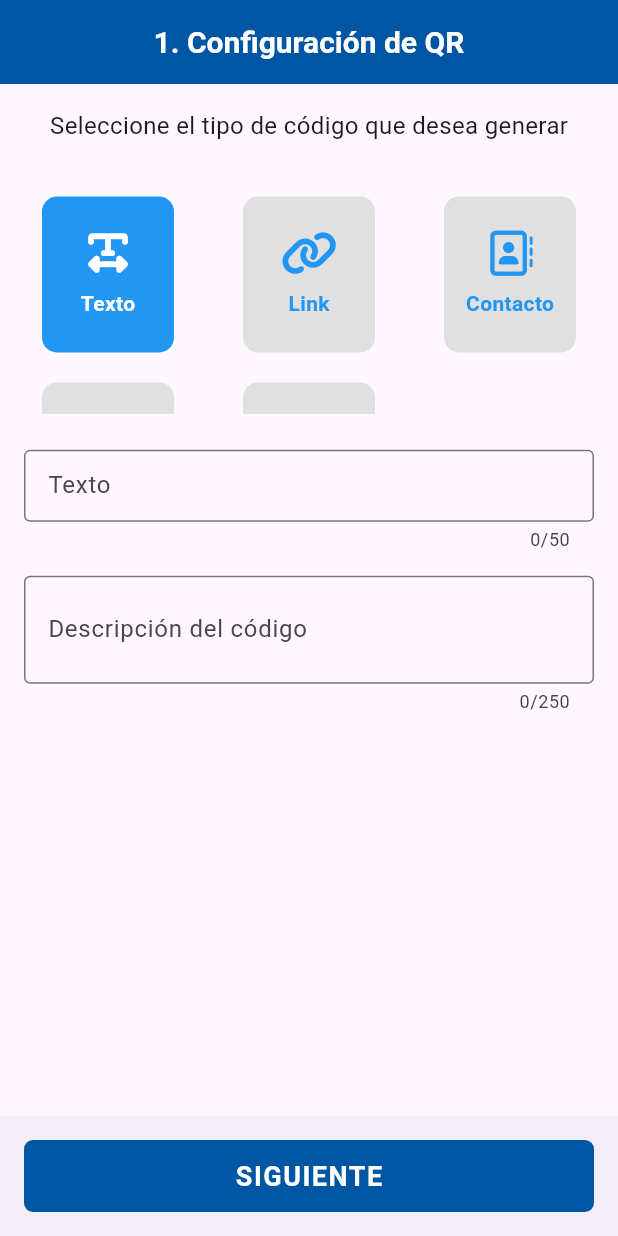
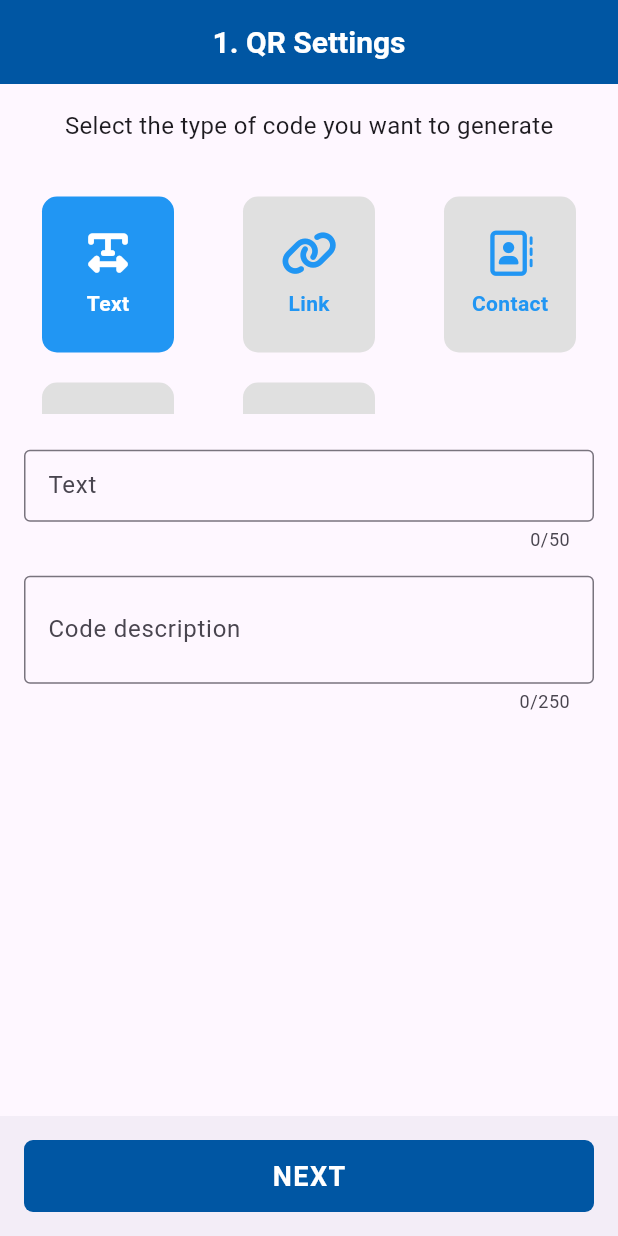
Before and after one commit to miguel-GF/qr_generator_awesome_app, a Flutter app: the screen it shows after launch, on a phone screen of 412 x 824 dp. Run offline on Flutter 3.47's test engine with Material 3 defaults, Android fonts, the phone set to English and light mode, and no system bars; our stand-ins replace dartz, equatable, flutter_colorpicker, font_awesome_flutter, get, lottie and 4 more; missing offline and left inert: bottom_bar; accounts and stored records are empty.

Commit message:
[l10n] Se agrega base para separar constantes por módulos empezando por screen step one create qr

```diff
--- /dev/null
+++ b/lib/core/constants/app_translations_keys/qr_code_create_step_one_translations_keys.dart
@@ -0,0 +1,18 @@
+String prefix = 'qrCodeCreateStepOneTK';
+
+class QrCodeCreateStepOneTranslationsKeys {
+  String title = '${prefix}Title';
+  String instruction = '${prefix}Instruction';
+  String opcText = '${prefix}OpcText';
+  String opcLink = '${prefix}OpcLink';
+  String opcContact = '${prefix}OpcContact';
+  String opcWhats = '${prefix}OpcWhats';
+  String opcFb = '${prefix}OpcFb';
+  String labelText = '${prefix}LabelText';
+  String labelLink = '${prefix}LabelLink';
+  String labelContact = '${prefix}LabelContact';
+  String labelWhats = '${prefix}LabelWhats';
+  String labelFb = '${prefix}LabelFb';
+  String labelDescription = '${prefix}LabelDescription';
+  String btnAction = '${prefix}BtnAction';
+}
--- a/lib/core/utils/l10n.dart
+++ b/lib/core/l10n/l10n.dart
@@ -1,4 +1,6 @@
 import 'package:get/get.dart';
+
+import './qr_code/l10n_qr_code_create_step_one.dart';
 
 class L10n extends Translations {
   @override
@@ -14,6 +16,7 @@ class L10n extends Translations {
           'tabSettings': 'Configuraciones',
           'labelThemeLight': 'Claro',
           'labelThemeDark': 'Oscuro',
-        }
+        },
+        ...l10nQrCodeCreateStepOne,
       };
 }
--- /dev/null
+++ b/lib/core/l10n/qr_code/l10n_qr_code_create_step_one.dart
@@ -0,0 +1,38 @@
+import '../../constants/app_translations_keys/qr_code_create_step_one_translations_keys.dart';
+
+QrCodeCreateStepOneTranslationsKeys tk = QrCodeCreateStepOneTranslationsKeys();
+
+Map<String, Map<String, String>> l10nQrCodeCreateStepOne = {
+  'en_US': {
+    tk.title: '1. QR Settings',
+    tk.instruction: 'Select the type of code you want to generate',
+    tk.opcText: 'Text',
+    tk.opcLink: 'Link',
+    tk.opcContact: 'Contact',
+    tk.opcWhats: 'Whatsapp',
+    tk.opcFb: 'Facebook',
+    tk.labelText: 'Text',
+    tk.labelLink: 'Link',
+    tk.labelContact: 'Contact name',
+    tk.labelWhats: 'Whatsapp number',
+    tk.labelFb: 'Facebook URL',
+    tk.labelDescription: 'Code description',
+    tk.btnAction: 'Next',
+  },
+  'es_MX': {
+    tk.title: '1. Configuración de QR',
+    tk.instruction: 'Selecciona el tipo de código que desea generar',
+    tk.opcText: 'Texto',
+    tk.opcLink: 'Link',
+    tk.opcContact: 'Contacto',
+    tk.opcWhats: 'Whatsapp',
+    tk.opcFb: 'Facebook',
+    tk.labelText: 'Texto',
+    tk.labelLink: 'Link',
+    tk.labelContact: 'Nombre de contacto',
+    tk.labelWhats: 'Número de whatsapp',
+    tk.labelFb: 'URL de facebook',
+    tk.labelDescription: 'Descripción del código',
+    tk.btnAction: 'Siguiente',
+  }
+};
--- a/lib/main.dart
+++ b/lib/main.dart
@@ -6,7 +6,7 @@ import 'screens/error_screen.dart';
 import 'screens/splash_screen.dart';
 import 'core/themes/app_theme.dart';
 import 'core/database/local/database_helper.dart';
-import 'core/utils/l10n.dart';
+import 'core/l10n/l10n.dart';
 import 'core/routes/routes_pages.dart';
 // import 'features/qr_code/data/data_sources/local/qr_code_database_helper.dart';
 
--- a/lib/screens/qr_code_create_step_one_screen.dart
+++ b/lib/screens/qr_code_create_step_one_screen.dart
@@ -3,6 +3,7 @@
 import 'package:flutter/material.dart';
 import 'package:get/get.dart';
 import 'package:font_awesome_flutter/font_awesome_flutter.dart';
+import '/core/constants/app_translations_keys/qr_code_create_step_one_translations_keys.dart';
 import '/core/widgets/bottom_bar_widget.dart';
 import '/core/routes/routes_names.dart';
 import '/core/utils/string_util.dart';
@@ -18,6 +19,8 @@ class QrCodeCreateStepOneScreen extends StatefulWidget {
 }
 
 class _QrCodeCreateStepOneScreenState extends State<QrCodeCreateStepOneScreen> {
+  QrCodeCreateStepOneTranslationsKeys trKey =
+      QrCodeCreateStepOneTranslationsKeys();
   String _selectedType = 'texto'; // Tipo seleccionado por defecto
   // Key
   final _formKey = GlobalKey<FormState>();
@@ -180,14 +183,14 @@ class _QrCodeCreateStepOneScreenState extends State<QrCodeCreateStepOneScreen> {
   Widget build(BuildContext context) {
     return Scaffold(
         appBar: AppBar(
-          title: const Text('1. Configuración de QR'),
+          title: Text(trKey.title.tr),
         ),
         body: Column(
           children: [
             const SizedBox(height: 16),
-            const Text(
-              'Seleccione el tipo de código que desea generar',
-              style: TextStyle(fontSize: 16),
+            Text(
+              trKey.instruction.tr,
+              style: const TextStyle(fontSize: 16),
             ),
             const SizedBox(height: 16),
             // Slider de tipos de código QR (Horizontal)
@@ -202,13 +205,33 @@ class _QrCodeCreateStepOneScreenState extends State<QrCodeCreateStepOneScreen> {
                 ),
                 padding: const EdgeInsets.all(20),
                 shrinkWrap: true,
+                physics: const BouncingScrollPhysics(),
                 children: [
-                  _buildCodeTypeButton('texto', FontAwesomeIcons.textWidth),
-                  _buildCodeTypeButton('link', FontAwesomeIcons.link),
                   _buildCodeTypeButton(
-                      'contacto', FontAwesomeIcons.addressBook),
-                  _buildCodeTypeButton('whatsapp', FontAwesomeIcons.whatsapp),
-                  _buildCodeTypeButton('facebook', FontAwesomeIcons.facebook),
+                    'texto',
+                    FontAwesomeIcons.textWidth,
+                    trKey.opcText,
+                  ),
+                  _buildCodeTypeButton(
+                    'link',
+                    FontAwesomeIcons.link,
+                    trKey.opcLink,
+                  ),
+                  _buildCodeTypeButton(
+                    'contacto',
+                    FontAwesomeIcons.addressBook,
+                    trKey.opcContact,
+                  ),
+                  _buildCodeTypeButton(
+                    'whatsapp',
+                    FontAwesomeIcons.whatsapp,
+                    trKey.opcWhats,
+                  ),
+                  _buildCodeTypeButton(
+                    'facebook',
+                    FontAwesomeIcons.facebook,
+                    trKey.opcFb,
+                  ),
                 ],
                 // child: ListView(
                 //   scrollDirection: Axis.horizontal,
@@ -242,13 +265,13 @@ class _QrCodeCreateStepOneScreenState extends State<QrCodeCreateStepOneScreen> {
         ),
         // BottomNavigationBar con el botón de siguiente
         bottomNavigationBar: BottomBarWidget(
-          labelBtn: 'Siguiente',
+          labelBtn: trKey.btnAction.tr,
           function: () async => validateData(),
         ));
   }
 
   // Construir los botones de selección del tipo de QR
-  Widget _buildCodeTypeButton(String type, IconData icon) {
+  Widget _buildCodeTypeButton(String type, IconData icon, String label) {
     bool isSelected = _selectedType == type;
     return GestureDetector(
       onTap: () {
@@ -273,7 +296,7 @@ class _QrCodeCreateStepOneScreenState extends State<QrCodeCreateStepOneScreen> {
             ),
             const SizedBox(height: 8),
             Text(
-              type.capitalizeFirst!,
+              label.tr.capitalizeFirst!,
               style: TextStyle(
                 color: isSelected ? Colors.white : Colors.blue,
                 fontWeight: FontWeight.bold,
@@ -293,7 +316,7 @@ class _QrCodeCreateStepOneScreenState extends State<QrCodeCreateStepOneScreen> {
         fields.add(
           InputAddNewData(
             controller: _textGlobalCtr,
-            labelText: 'Texto',
+            labelText: trKey.labelText.tr,
             hintText: 'Ingrese el texto para el código QR',
             validator: (value) {
               if (value!.isEmpty) {
@@ -308,7 +331,7 @@ class _QrCodeCreateStepOneScreenState extends State<QrCodeCreateStepOneScreen> {
         fields.add(
           InputAddNewData(
             controller: _textGlobalCtr,
-            labelText: 'Link',
+            labelText: trKey.labelLink.tr,
             maxLength: 150,
             hintText: 'Ingrese la URL para el código QR',
             validator: (value) {
@@ -324,7 +347,7 @@ class _QrCodeCreateStepOneScreenState extends State<QrCodeCreateStepOneScreen> {
         fields.addAll([
           InputAddNewData(
             controller: _textGlobalCtr,
-            labelText: 'Nombre de contacto',
+            labelText: trKey.labelContact.tr,
             hintText: 'Ingrese el nombre de contacto',
             validator: (value) {
               if (value!.isEmpty) {
@@ -381,7 +404,7 @@ class _QrCodeCreateStepOneScreenState extends State<QrCodeCreateStepOneScreen> {
         fields.add(InputAddNewData(
           controller: _whatsappCtr,
           maxLength: 15,
-          labelText: 'Número de whatsapp',
+          labelText: trKey.labelWhats.tr,
           hintText: 'Ingrese el número de whatsapp',
           validator: (value) {
             if (value!.isEmpty) {
@@ -395,7 +418,7 @@ class _QrCodeCreateStepOneScreenState extends State<QrCodeCreateStepOneScreen> {
         fields.add(InputAddNewData(
           controller: _textGlobalCtr,
           maxLength: 80,
-          labelText: 'URL de facebook',
+          labelText: trKey.labelFb.tr,
           hintText: 'Ingrese el enlace al perfil de facebook',
           validator: (value) {
             if (value!.isEmpty) {
@@ -410,7 +433,7 @@ class _QrCodeCreateStepOneScreenState extends State<QrCodeCreateStepOneScreen> {
       controller: _commentCtr,
       maxLines: 3,
       maxLength: 250,
-      labelText: 'Descripción del código',
+      labelText: trKey.labelDescription.tr,
       hintText: 'Descripción para identificar el qr con facilidad',
       validator: (value) {
         if (value!.isEmpty) {
```
